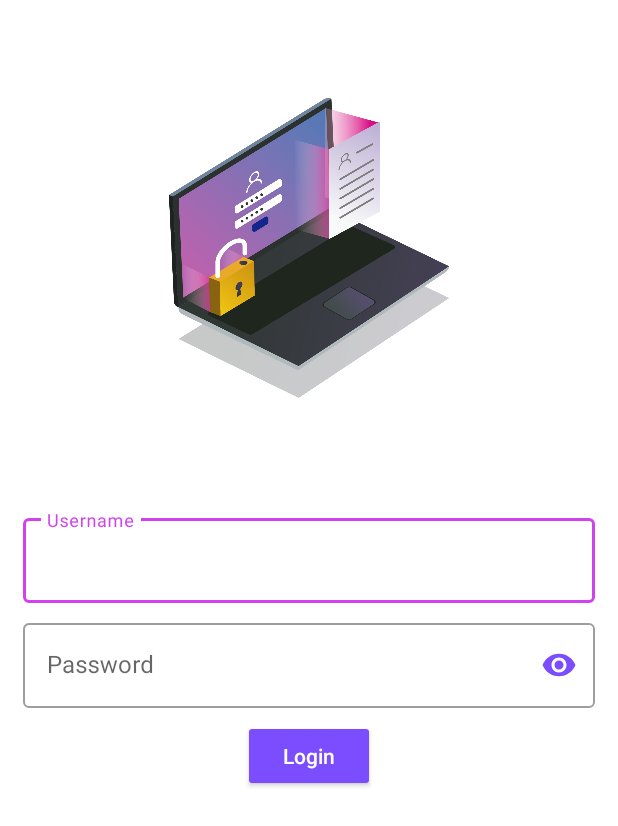
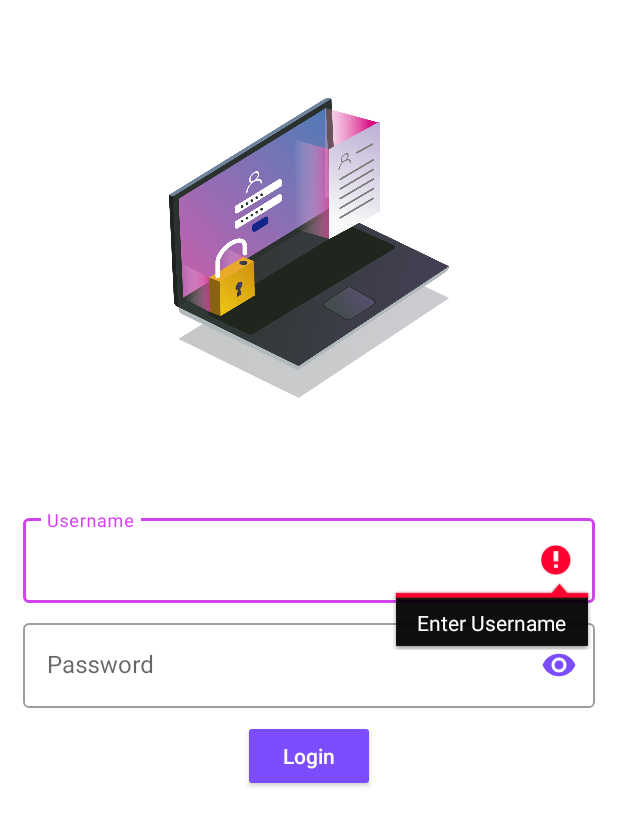
Before and after one commit to mrxamjad/AvHostelAdmin, an Android app: the screen it shows after launch (LoginActivity), after a tap on "Login", on a phone screen of 412 x 824 dp. Shown: the top 826 px of the screen. Run offline under Robolectric (Android 15) with nearby library versions, the phone set to English and light mode, and no system bars; our stand-ins replace Firebase (no records; nobody signed in at launch, a user with empty details on screens opened directly).

Commit message:
Login Crashes Corrected

```diff
--- a/app/src/main/java/com/example/mrxhostel/LoginActivity.java
+++ b/app/src/main/java/com/example/mrxhostel/LoginActivity.java
@@ -42,7 +42,20 @@ public class LoginActivity extends AppCompatActivity {
                username= user.getText().toString();
                 password=pass.getText().toString();
 
-                validateUser(username,password);
+                if(username.isEmpty())
+                {
+                    user.setError("Enter Username");
+                    user.requestFocus();
+                }else if (password.isEmpty())
+                {
+                    pass.setError("Password is Empty");
+                    pass.requestFocus();
+
+                }else{
+                            validateUser(username,password);
+            }
+
+
             }
         });
 
@@ -72,8 +85,10 @@ public class LoginActivity extends AppCompatActivity {
                          finishAffinity();
                      }
                      else {
-                         Toast.makeText(LoginActivity.this, "Wrong Password user: "+user1+ "pass: "+pass1, Toast.LENGTH_SHORT).show();
+                         Toast.makeText(LoginActivity.this, "Invalid Username or Password", Toast.LENGTH_SHORT).show();
+                         //Toast.makeText(LoginActivity.this, "Wrong Password user: "+user1+ "pass: "+pass1, Toast.LENGTH_SHORT).show();
                      }
+
 
 
 
```
